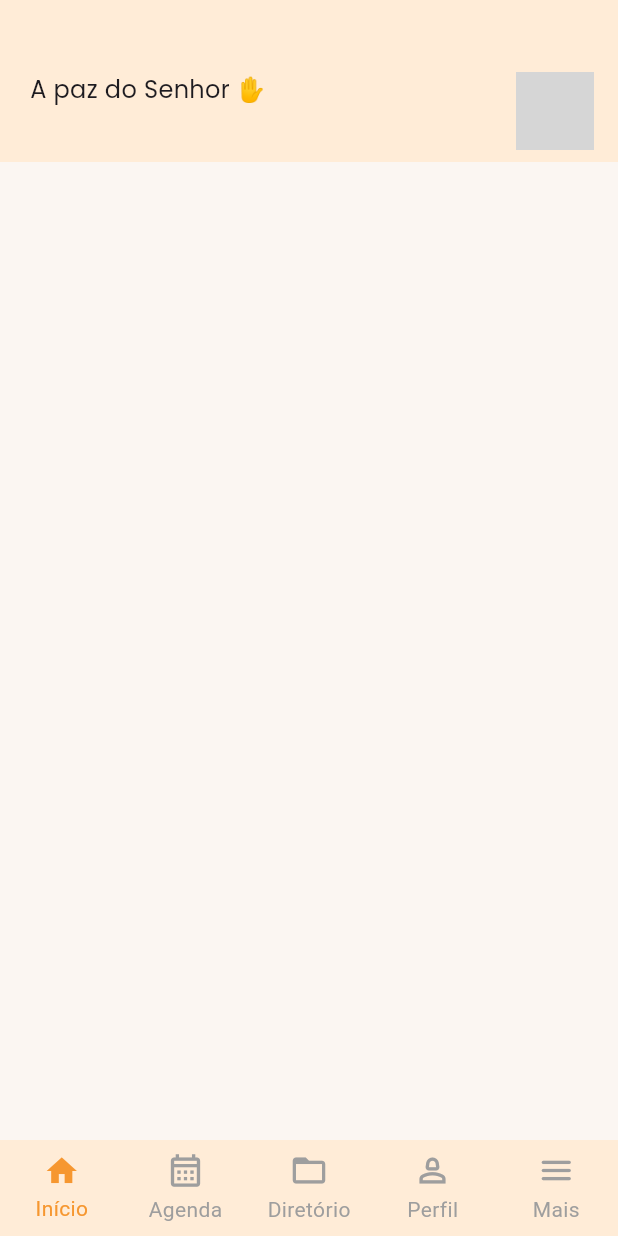
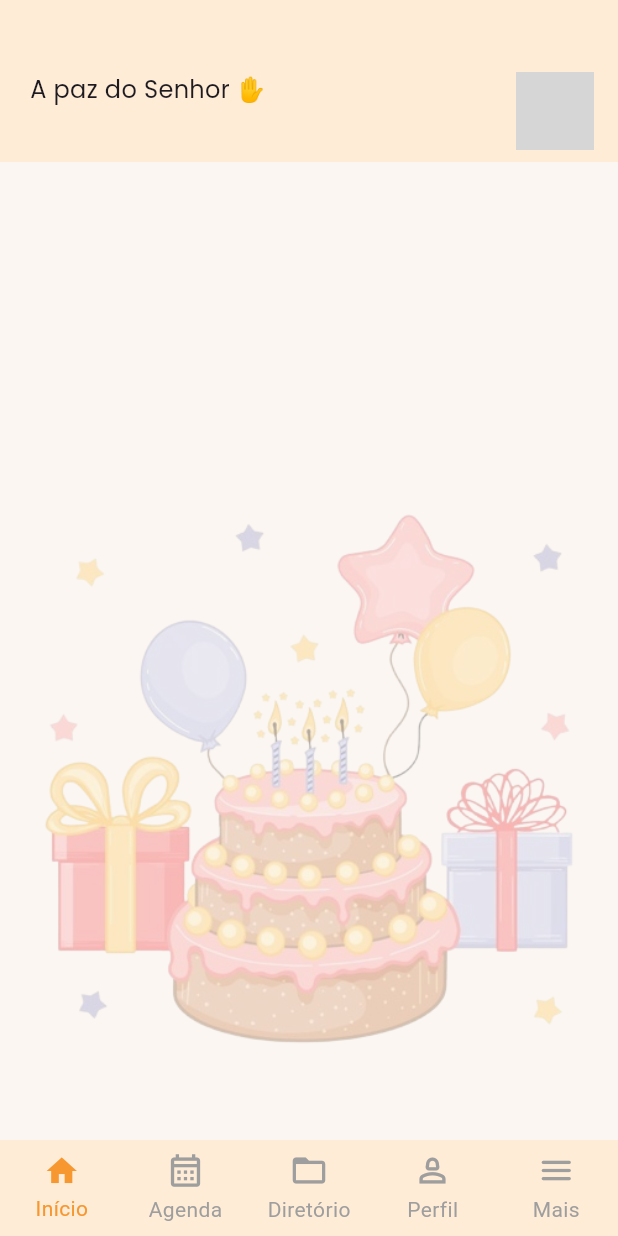
Before and after one commit to JosinaldoRocha/connect-umadim, a Flutter app: the HomePage screen opened by its route, on a phone screen of 412 x 824 dp. Run offline on Flutter 3.47's test engine with Material 3 defaults, Android fonts, the phone set to English and light mode, and no system bars; drawn by our look-alikes of persistent_bottom_nav_bar; our stand-ins replace brasil_fields, cloud_firestore, dartz, dropdown_textfield, firebase_auth, firebase_core and 10 more; accounts and stored records are empty; grey boxes are pictures that could not be loaded.

Commit message:
feat: I called the getUserProvider state for the HomePage screen and set the state in the HomeComponent widget

```diff
--- a/lib/app/presentation/home/views/componentes/home_component.dart
+++ b/lib/app/presentation/home/views/componentes/home_component.dart
@@ -2,6 +2,7 @@ import 'package:connect_umadim_app/app/presentation/home/views/widgets/birthdays
 import 'package:connect_umadim_app/app/presentation/home/views/widgets/home_app_bar_widget.dart';
 import 'package:flutter/material.dart';
 import 'package:flutter_riverpod/flutter_riverpod.dart';
+import 'package:loading_indicator/loading_indicator.dart';
 
 import '../../../../core/style/app_colors.dart';
 import '../../../user/providers/user_provider.dart';
@@ -17,23 +18,51 @@ class _HomeComponentState extends ConsumerState<HomeComponent> {
   @override
   void initState() {
     super.initState();
-    Future.microtask(() {
-      ref.read(getUserProvider.notifier).load();
-      ref.read(listUsersProvider.notifier).load();
-    });
+    Future.microtask(() => ref.read(listUsersProvider.notifier).load());
   }
 
   @override
   Widget build(BuildContext context) {
-    return Container(
+    final now = DateTime.now();
+    final userState = ref.watch(getUserProvider);
+
+    return userState.maybeWhen(
+      //TODO: create component for loading
+      loadInProgress: () => Center(
+        child: SizedBox(
+          height: 8,
+          width: 30,
+          child: LoadingIndicator(indicatorType: Indicator.ballPulse),
+        ),
+      ),
+      loadSuccess: (data) => Container(
+        decoration: BoxDecoration(
           color: AppColor.lightBgColor,
+          image: (data.birthDate!.day == now.day &&
+                  data.birthDate!.month == now.month)
+              ? DecorationImage(
+                  opacity: 0.4,
+                  fit: BoxFit.fitWidth,
+                  alignment: Alignment(0, 0.8),
+                  image: AssetImage('assets/images/birthday_cake.png'),
+                )
+              : null,
+        ),
         child: Column(
           crossAxisAlignment: CrossAxisAlignment.start,
           children: [
-          HomeAppBarWidget(),
+            HomeAppBarWidget(user: data),
             BirthdaysWeekWidget(),
           ],
         ),
+      ),
+      loadFailure: (failure) => Center(
+        child: Text(
+          'Houve um erro ao carregar os dados,\ntente novamente!',
+          textAlign: TextAlign.center,
+        ),
+      ),
+      orElse: () => Container(),
     );
   }
 }
--- a/lib/app/presentation/home/views/pages/home_page.dart
+++ b/lib/app/presentation/home/views/pages/home_page.dart
@@ -5,6 +5,7 @@ import 'package:flutter_riverpod/flutter_riverpod.dart';
 import 'package:persistent_bottom_nav_bar/persistent_bottom_nav_bar.dart';
 
 import '../../../../core/style/app_colors.dart';
+import '../../../user/providers/user_provider.dart';
 import '../../provider/home_provider.dart';
 
 class HomePage extends ConsumerStatefulWidget {
@@ -21,7 +22,10 @@ class _HomePageState extends ConsumerState<HomePage> {
   @override
   void initState() {
     super.initState();
-    Future.microtask(() => ref.read(homeTabsProvider.notifier).updateState = 0);
+    Future.microtask(() {
+      ref.read(getUserProvider.notifier).load();
+      return ref.read(homeTabsProvider.notifier).updateState = 0;
+    });
   }
 
   void listenTab() {
```
Lines whose indentation alone changed are shown as unchanged.
